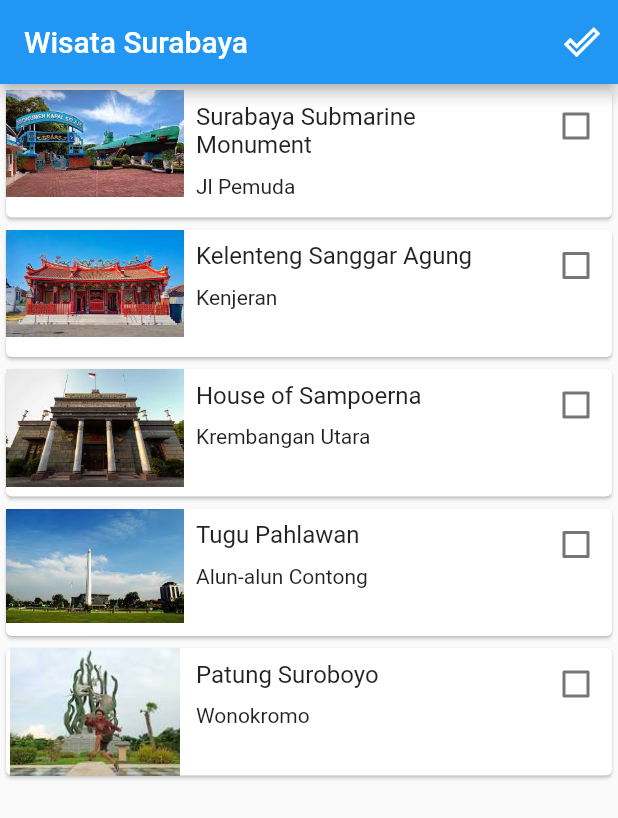
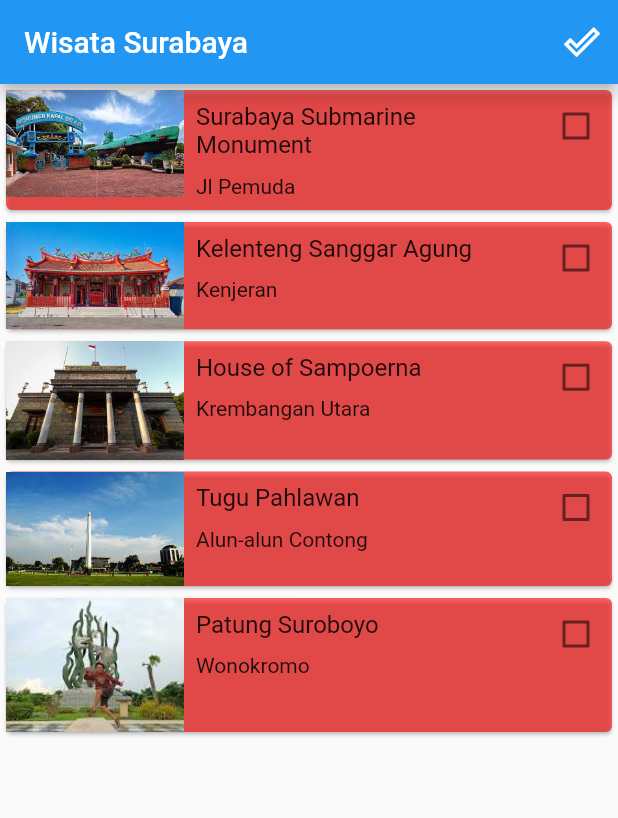
Before and after one commit to AradheaRangga/flutter, a Flutter app: the screen it shows after launch, on a phone screen of 412 x 824 dp. Shown: the top 818 px of the screen. Run offline on Flutter 3.47's test engine with Material 2 defaults, Android fonts, the phone set to English and light mode, and no system bars.

```diff
--- a/lib/list_item.dart
+++ b/lib/list_item.dart
@@ -10,7 +10,6 @@ class ListItem extends StatelessWidget {
   final bool isDone;
   final Function(bool? value) onCheckboxClick;
 
-  // ignore: use_key_in_widget_constructors
   const ListItem(
       {required this.place,
       required this.isDone,
@@ -19,9 +18,9 @@ class ListItem extends StatelessWidget {
   @override
   Widget build(BuildContext context) {
     return Card(
-      color: isDone ? Colors.white60 : Colors.white,
-      child: Container(
-        height: 85,
+      color: isDone
+          ? Color.fromARGB(255, 10, 150, 38)
+          : Color.fromRGBO(255, 0, 0, 0.6),
       child: Row(
         crossAxisAlignment: CrossAxisAlignment.start,
         children: <Widget>[
@@ -52,9 +51,9 @@ class ListItem extends StatelessWidget {
           Checkbox(
             checkColor: Colors.blueAccent,
             value: isDone,
-                onChanged: onCheckboxClick)
+            onChanged: onCheckboxClick,
+          ),
         ],
-        ),
       ),
     );
   }
--- a/lib/main.dart
+++ b/lib/main.dart
@@ -1,5 +1,7 @@
 import 'package:flutter/material.dart';
 import 'package:state_management/main_screen.dart';
+import 'package:state_management/provider/done_tourism_provider.dart';
+import 'package:provider/provider.dart';
 
 void main() {
   runApp(const MyApp());
@@ -11,10 +13,13 @@ class MyApp extends StatelessWidget {
   // This widget is the root of your application.
   @override
   Widget build(BuildContext context) {
-    return MaterialApp(
-      title: 'Contacts',
-      theme: ThemeData(),
-      home: MainScreen(),
+    return ChangeNotifierProvider(
+      create: (context) => DoneTourismProvider(),
+      child: MaterialApp(
+        title: 'Contacts',
+        theme: ThemeData(),
+        home: MainScreen(),
+      ),
     );
   }
 }
--- a/lib/main_screen.dart
+++ b/lib/main_screen.dart
@@ -4,6 +4,8 @@ import 'package:state_management/model/tourism_place.dart';
 import 'package:state_management/done_tourism_list.dart';
 import 'package:state_management/list_item.dart';
 import 'package:state_management/tourism_list.dart';
+import 'package:provider/provider.dart';
+import 'package:state_management/provider/done_tourism_provider.dart';
 
 class MainScreen extends StatefulWidget {
   MainScreen({Key? key}) : super(key: key);
@@ -13,7 +15,6 @@ class MainScreen extends StatefulWidget {
 }
 
 class _MainScreenState extends State<MainScreen> {
-  final List<TourismPlace> doneTourismPlaceList = [];
   @override
   Widget build(BuildContext context) {
     return Scaffold(
@@ -25,15 +26,14 @@ class _MainScreenState extends State<MainScreen> {
                 Navigator.push(
                   context,
                   MaterialPageRoute(builder: (context) {
-                    return DoneTourismList(
-                        doneTourismPlaceList: doneTourismPlaceList);
+                    return const DoneTourismList();
                   }),
                 );
               },
               icon: const Icon(Icons.done_outline))
         ],
       ),
-      body: TourismList(doneTourismPlaceList: doneTourismPlaceList),
+      body: TourismList(),
     );
   }
 }
--- a/lib/provider/done_tourism_provider.dart
+++ b/lib/provider/done_tourism_provider.dart
@@ -0,0 +1,15 @@
+import 'package:flutter/foundation.dart';
+import 'package:state_management/model/tourism_place.dart';
+
+class DoneTourismProvider extends ChangeNotifier {
+  final List<TourismPlace> _doneTourismPlaceList = [];
+
+  List<TourismPlace> get doneTourismPlaceList => _doneTourismPlaceList;
+
+  void complete(TourismPlace place, bool isDone) {
+    isDone
+        ? _doneTourismPlaceList.add(place)
+        : _doneTourismPlaceList.remove(place);
+    notifyListeners();
+  }
+}
--- a/lib/tourism_list.dart
+++ b/lib/tourism_list.dart
@@ -4,19 +4,17 @@ import 'package:state_management/model/tourism_place.dart';
 import 'package:state_management/done_tourism_list.dart';
 import 'package:state_management/list_item.dart';
 import 'package:state_management/tourism_list.dart';
+import 'package:provider/provider.dart';
+import 'package:state_management/provider/done_tourism_provider.dart';
 
 class TourismList extends StatefulWidget {
-  final List<TourismPlace> doneTourismPlaceList;
-
-  const TourismList({Key? key, required this.doneTourismPlaceList})
-      : super(key: key);
+  const TourismList({Key? key}) : super(key: key);
 
   @override
-  State<TourismList> createState() => _TourismListState(doneTourismPlaceList);
+  _TourismListState createState() => _TourismListState();
 }
 
 class _TourismListState extends State<TourismList> {
-  List<TourismPlace> doneTourismPlaceList = [];
   final List<TourismPlace> tourismPlaceList = [
     TourismPlace(
         name: 'Surabaya Submarine Monument',
@@ -85,8 +83,6 @@ class _TourismListState extends State<TourismList> {
         imageAsset5: 'assets/images/pasuroboyo.jpeg'),
   ];
 
-  _TourismListState(this.doneTourismPlaceList);
-
   @override
   Widget build(BuildContext context) {
     return ListView.builder(
@@ -98,18 +94,23 @@ class _TourismListState extends State<TourismList> {
               return DetailScreen(place: place);
             }));
           },
-          child: ListItem(
+          child: Consumer<DoneTourismProvider>(
+            builder: (context, DoneTourismProvider data, widget) {
+              return ListItem(
                 place: place,
-              isDone: doneTourismPlaceList.contains(place),
+                isDone: data.doneTourismPlaceList.contains(place),
                 onCheckboxClick: (bool? value) {
                   setState(() {
                     if (value != null) {
                       value
-                        ? doneTourismPlaceList.add(place)
-                        : doneTourismPlaceList.remove(place);
+                          ? data.doneTourismPlaceList.add(place)
+                          : data.doneTourismPlaceList.remove(place);
                     }
                   });
-              }),
+                },
+              );
+            },
+          ),
         );
       },
       itemCount: tourismPlaceList.length,
--- a/pubspec.yaml
+++ b/pubspec.yaml
@@ -35,7 +35,7 @@ dependencies:
   # The following adds the Cupertino Icons font to your application.
   # Use with the CupertinoIcons class for iOS style icons.
   cupertino_icons: ^1.0.2
-  provider:  ^6.0.2
+  provider: ^6.0.5
 
 dev_dependencies:
   flutter_test:
```
Also changed, not shown: lib/done_tourism_list.dart (+9 -3 lines), 1 other file. Lines whose indentation alone changed are shown as unchanged.
